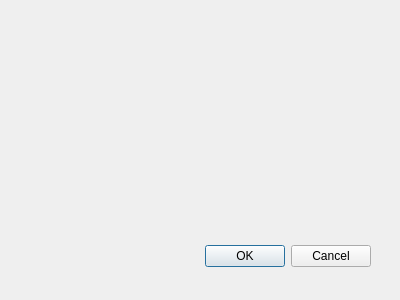
The window that FilmManager/addepisodedialog.ui (Zachaly/Jipp_Projekt_ZS_NS) describes before a commit, drawn with Qt 5.
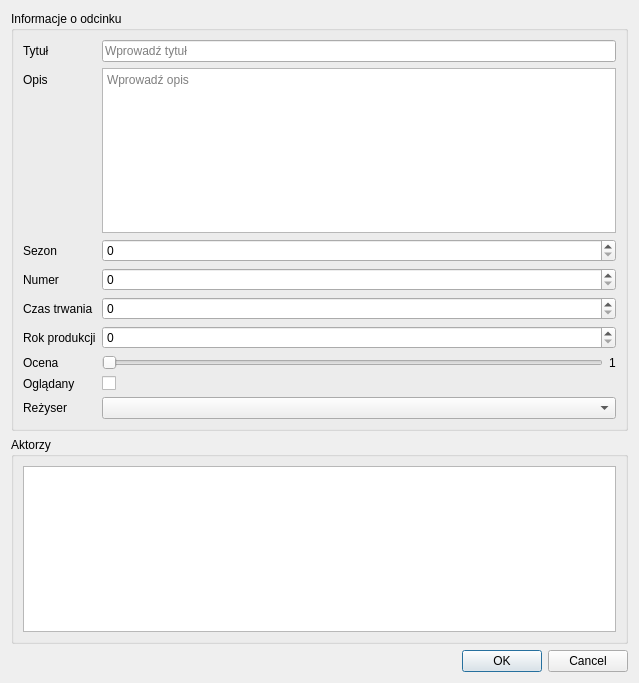
The same window after the commit.

Patch:
```diff
--- a/FilmManager/addepisodedialog.ui
+++ b/FilmManager/addepisodedialog.ui
@@ -6,29 +6,163 @@
    <rect>
     <x>0</x>
     <y>0</y>
-    <width>400</width>
-    <height>300</height>
+    <width>639</width>
+    <height>683</height>
    </rect>
   </property>
   <property name="windowTitle">
    <string>Dialog</string>
   </property>
-  <widget class="QDialogButtonBox" name="buttonBox">
-   <property name="geometry">
-    <rect>
-     <x>30</x>
-     <y>240</y>
-     <width>341</width>
-     <height>32</height>
-    </rect>
-   </property>
-   <property name="orientation">
-    <enum>Qt::Orientation::Horizontal</enum>
-   </property>
-   <property name="standardButtons">
-    <set>QDialogButtonBox::StandardButton::Cancel|QDialogButtonBox::StandardButton::Ok</set>
-   </property>
-  </widget>
+  <layout class="QVBoxLayout" name="verticalLayout">
+   <item>
+    <widget class="QGroupBox" name="groupBox">
+     <property name="title">
+      <string>Informacje o odcinku</string>
+     </property>
+     <layout class="QFormLayout" name="formLayout_2">
+      <item row="0" column="0">
+       <widget class="QLabel" name="titleLabel">
+        <property name="text">
+         <string>Tytuł</string>
+        </property>
+       </widget>
+      </item>
+      <item row="0" column="1">
+       <widget class="QLineEdit" name="titleEdit">
+        <property name="placeholderText">
+         <string>Wprowadź tytuł</string>
+        </property>
+       </widget>
+      </item>
+      <item row="1" column="0">
+       <widget class="QLabel" name="descriptionLabel">
+        <property name="text">
+         <string>Opis</string>
+        </property>
+       </widget>
+      </item>
+      <item row="1" column="1">
+       <widget class="QTextEdit" name="descriptionEdit">
+        <property name="placeholderText">
+         <string>Wprowadź opis</string>
+        </property>
+       </widget>
+      </item>
+      <item row="2" column="0">
+       <widget class="QLabel" name="seasonLabel">
+        <property name="text">
+         <string>Sezon</string>
+        </property>
+       </widget>
+      </item>
+      <item row="2" column="1">
+       <widget class="QSpinBox" name="seasonSpinBox"/>
+      </item>
+      <item row="3" column="0">
+       <widget class="QLabel" name="numberLabel">
+        <property name="text">
+         <string>Numer</string>
+        </property>
+       </widget>
+      </item>
+      <item row="3" column="1">
+       <widget class="QSpinBox" name="numberSpinBox"/>
+      </item>
+      <item row="4" column="0">
+       <widget class="QLabel" name="lengthLabel">
+        <property name="text">
+         <string>Czas trwania</string>
+        </property>
+       </widget>
+      </item>
+      <item row="4" column="1">
+       <widget class="QSpinBox" name="lengthSpinBox"/>
+      </item>
+      <item row="5" column="0">
+       <widget class="QLabel" name="productionYearLabel">
+        <property name="text">
+         <string>Rok produkcji</string>
+        </property>
+       </widget>
+      </item>
+      <item row="5" column="1">
+       <widget class="QSpinBox" name="productionYearSpinBox"/>
+      </item>
+      <item row="6" column="0">
+       <widget class="QLabel" name="markLabel">
+        <property name="text">
+         <string>Ocena</string>
+        </property>
+       </widget>
+      </item>
+      <item row="6" column="1">
+       <layout class="QHBoxLayout" name="horizontalLayout_2">
+        <item>
+         <widget class="QSlider" name="markSlider">
+          <property name="orientation">
+           <enum>Qt::Orientation::Horizontal</enum>
+          </property>
+         </widget>
+        </item>
+        <item>
+         <widget class="QLabel" name="markValueLabel">
+          <property name="text">
+           <string>1</string>
+          </property>
+         </widget>
+        </item>
+       </layout>
+      </item>
+      <item row="7" column="0">
+       <widget class="QLabel" name="watchedLabel">
+        <property name="text">
+         <string>Oglądany</string>
+        </property>
+       </widget>
+      </item>
+      <item row="7" column="1">
+       <widget class="QCheckBox" name="watchedCheckBox">
+        <property name="text">
+         <string/>
+        </property>
+       </widget>
+      </item>
+      <item row="8" column="0">
+       <widget class="QLabel" name="directorLabel">
+        <property name="text">
+         <string>Reżyser</string>
+        </property>
+       </widget>
+      </item>
+      <item row="8" column="1">
+       <widget class="QComboBox" name="directorComboBox"/>
+      </item>
+     </layout>
+    </widget>
+   </item>
+   <item>
+    <widget class="QGroupBox" name="groupBox_2">
+     <property name="title">
+      <string>Aktorzy</string>
+     </property>
+     <layout class="QVBoxLayout" name="verticalLayout_2">
+      <item>
+       <widget class="QListWidget" name="actorList"/>
+      </item>
+     </layout>
+    </widget>
+   </item>
+   <item>
+    <widget class="QDialogButtonBox" name="buttonBox">
+     <property name="orientation">
+      <enum>Qt::Orientation::Horizontal</enum>
+     </property>
+     <property name="standardButtons">
+      <set>QDialogButtonBox::StandardButton::Cancel|QDialogButtonBox::StandardButton::Ok</set>
+     </property>
+    </widget>
+   </item>
+  </layout>
  </widget>
  <resources/>
  <connections>
```
